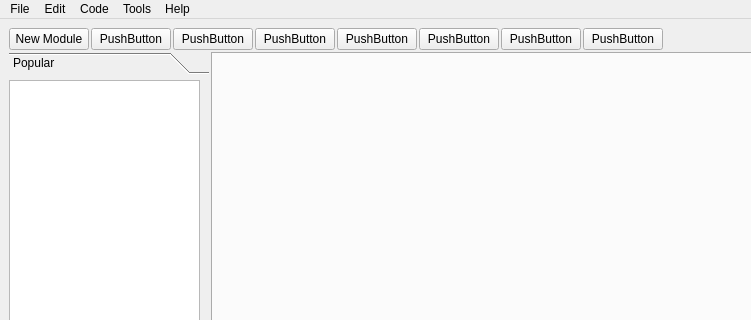
First picture: the form in src/mainwindow.ui, repository xiers8198/microsoft, before the edit; both pictures show x 0 to 751 and y 0 to 320 of the 1056 by 672 pixel window.
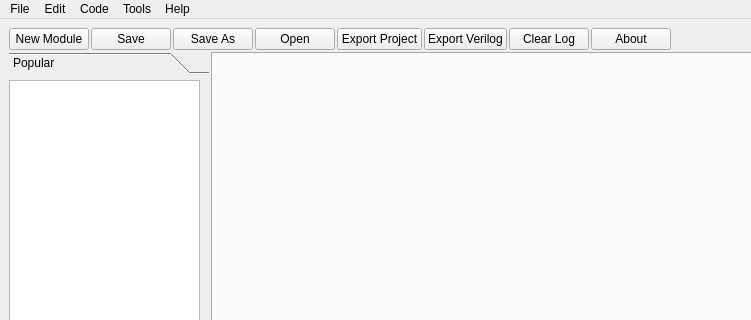
Second picture: the form after the edit.

What changed in the file:
```diff
--- a/src/mainwindow.ui
+++ b/src/mainwindow.ui
@@ -50,49 +50,49 @@
         <item>
          <widget class="QPushButton" name="pushButton_17">
           <property name="text">
-           <string>PushButton</string>
+           <string>Save</string>
           </property>
          </widget>
         </item>
         <item>
          <widget class="QPushButton" name="pushButton_4">
           <property name="text">
-           <string>PushButton</string>
+           <string>Save As</string>
           </property>
          </widget>
         </item>
         <item>
          <widget class="QPushButton" name="pushButton_3">
           <property name="text">
-           <string>PushButton</string>
+           <string>Open</string>
           </property>
          </widget>
         </item>
         <item>
          <widget class="QPushButton" name="pushButton_2">
           <property name="text">
-           <string>PushButton</string>
+           <string>Export Project</string>
           </property>
          </widget>
         </item>
         <item>
          <widget class="QPushButton" name="pushButton">
           <property name="text">
-           <string>PushButton</string>
+           <string>Export Verilog</string>
           </property>
          </widget>
         </item>
         <item>
          <widget class="QPushButton" name="pushButton_5">
           <property name="text">
-           <string>PushButton</string>
+           <string>Clear Log</string>
           </property>
          </widget>
         </item>
         <item>
          <widget class="QPushButton" name="pushButton_6">
           <property name="text">
-           <string>PushButton</string>
+           <string>About</string>
           </property>
          </widget>
         </item>
```
Left out of the diff: 18 changed lines with no effect on the pictures.
